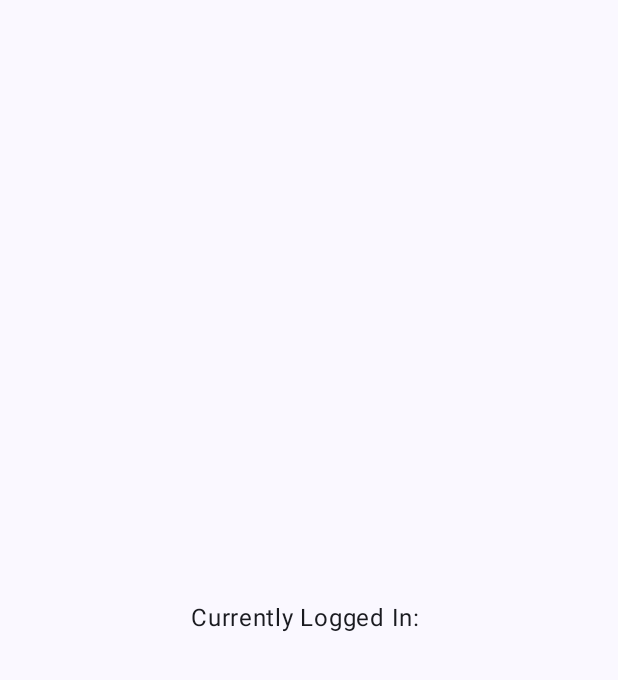
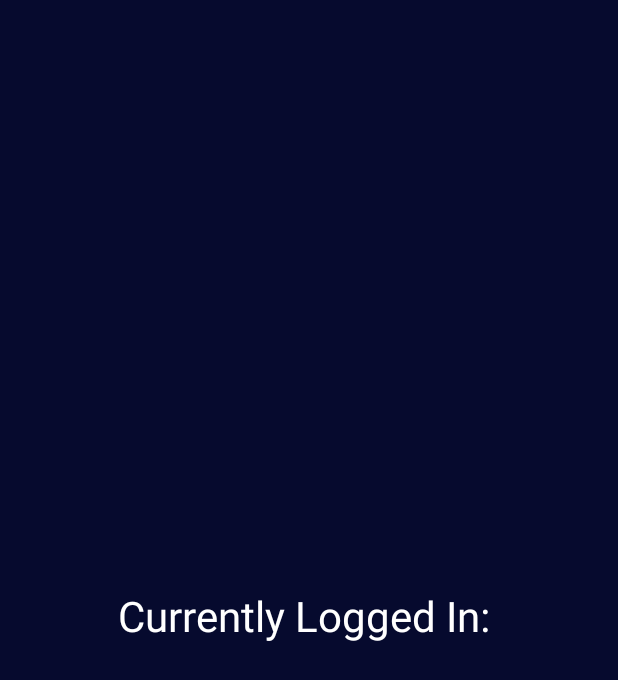
Before and after one commit to arthurmilner01/mobile-applications, an Android app built with Jetpack Compose: the HomeScreen screen opened through its navigation route, on a phone screen of 412 x 824 dp. Before the commit the part shown is almost empty. Shown: the top 680 px of the screen. Run offline under Robolectric (Android 15) with nearby library versions, the phone set to English and light mode, and no system bars; libraries missing offline, so code that uses them is left out: com.google.android.gms.

Commit message:
Now using material3 theming for colours and font

```diff
--- a/FilmSwipe App/app/src/main/java/com/example/filmswipe/MainActivity.kt
+++ b/FilmSwipe App/app/src/main/java/com/example/filmswipe/MainActivity.kt
@@ -111,7 +111,7 @@ fun LoginScreen(navController:NavController, appViewModel:AppViewModel, modifier
         horizontalAlignment = Alignment.CenterHorizontally,
         verticalArrangement = Arrangement.Center,
         modifier = Modifier.fillMaxSize()
-            .background(colorResource(id=R.color.Background))
+            .background(MaterialTheme.colorScheme.background)
     )
     {
         Image(painter=loginImage,
@@ -124,7 +124,7 @@ fun LoginScreen(navController:NavController, appViewModel:AppViewModel, modifier
             value = appViewModel.emailInput,
             onValueChange = { appViewModel.updateEmailInput(it) },
             isError = appUiState.incorrectLogin,
-            label = { Text("Email", color = Color.White) },
+            label = { Text("Email", color = MaterialTheme.colorScheme.onBackground) },
             modifier = Modifier
                 .padding(10.dp)
         )
@@ -132,7 +132,7 @@ fun LoginScreen(navController:NavController, appViewModel:AppViewModel, modifier
             value = appViewModel.passwordInput,
             onValueChange = { appViewModel.updatePasswordInput(it) },
             isError = appUiState.incorrectLogin,
-            label = { Text("Password", color = Color.White) },
+            label = { Text("Password", color = MaterialTheme.colorScheme.onBackground) },
             modifier = Modifier
                 .padding(10.dp)
         )
@@ -141,10 +141,13 @@ fun LoginScreen(navController:NavController, appViewModel:AppViewModel, modifier
                 .padding(10.dp)
                 .size(width = 200.dp, height = 50.dp),
             colors = ButtonDefaults.buttonColors(
-                containerColor = colorResource(id=R.color.PrimaryButton))
+                containerColor = MaterialTheme.colorScheme.primary)
         )
         {
-            Text("Login")
+            Text(
+                "Login",
+                style=MaterialTheme.typography.bodyMedium
+            )
         }
         Button(
             onClick = {},
@@ -152,10 +155,12 @@ fun LoginScreen(navController:NavController, appViewModel:AppViewModel, modifier
                 .padding(10.dp)
                 .size(width = 200.dp, height = 50.dp),
             colors = ButtonDefaults.buttonColors(
-                containerColor = colorResource(id=R.color.SecondaryButton))
+                containerColor = MaterialTheme.colorScheme.secondary)
         )
         {
-            Text("Sign-Up")
+            Text(
+                "Sign-Up",
+                style=MaterialTheme.typography.bodyMedium)
         }
     }
 }
@@ -170,7 +175,8 @@ fun HomeScreen(navController:NavController, appViewModel:AppViewModel, modifier:
     ) {
         Text(
             text = stringResource(R.string.login_email, appUiState.loggedInEmail),
-            modifier = modifier
+            modifier = modifier,
+            style=MaterialTheme.typography.headlineMedium
         )
     }
 }
@@ -186,7 +192,8 @@ fun ProfileScreen(navController:NavController,appViewModel:AppViewModel, modifie
     ) {
         Text(
             text = "Profile!",
-            modifier = modifier
+            modifier = modifier,
+            style= MaterialTheme.typography.headlineMedium
         )
     }
 }
@@ -202,7 +209,8 @@ fun SettingsScreen(navController:NavController,appViewModel:AppViewModel, modifi
     ) {
         Text(
             text = "Settings!",
-            modifier = modifier
+            modifier = modifier,
+            style=MaterialTheme.typography.displayLarge
         )
     }
 }
@@ -215,7 +223,10 @@ fun BottomNavigationBar(navController: NavController, appViewModel: AppViewModel
     val unselectedIcons = listOf(Icons.Outlined.Home, Icons.Outlined.Person, Icons.Outlined.Settings)
 
     if(appUiState.isLoggedIn){
-        NavigationBar {
+        NavigationBar(
+            modifier=Modifier
+            .background(MaterialTheme.colorScheme.onBackground)
+        ){
             items.forEachIndexed { index, item ->
                 NavigationBarItem(
                     icon = {
```
Also changed, not shown: FilmSwipe App/app/src/main/java/com/example/filmswipe/ui/theme/Theme.kt (+28 -12 lines).
